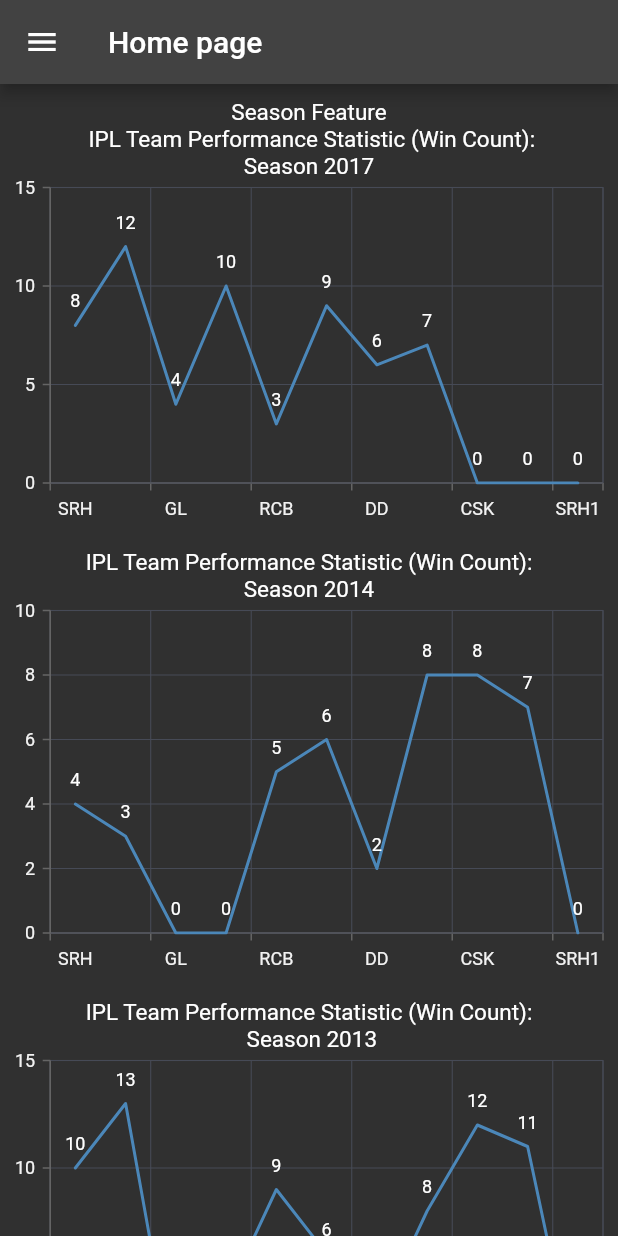
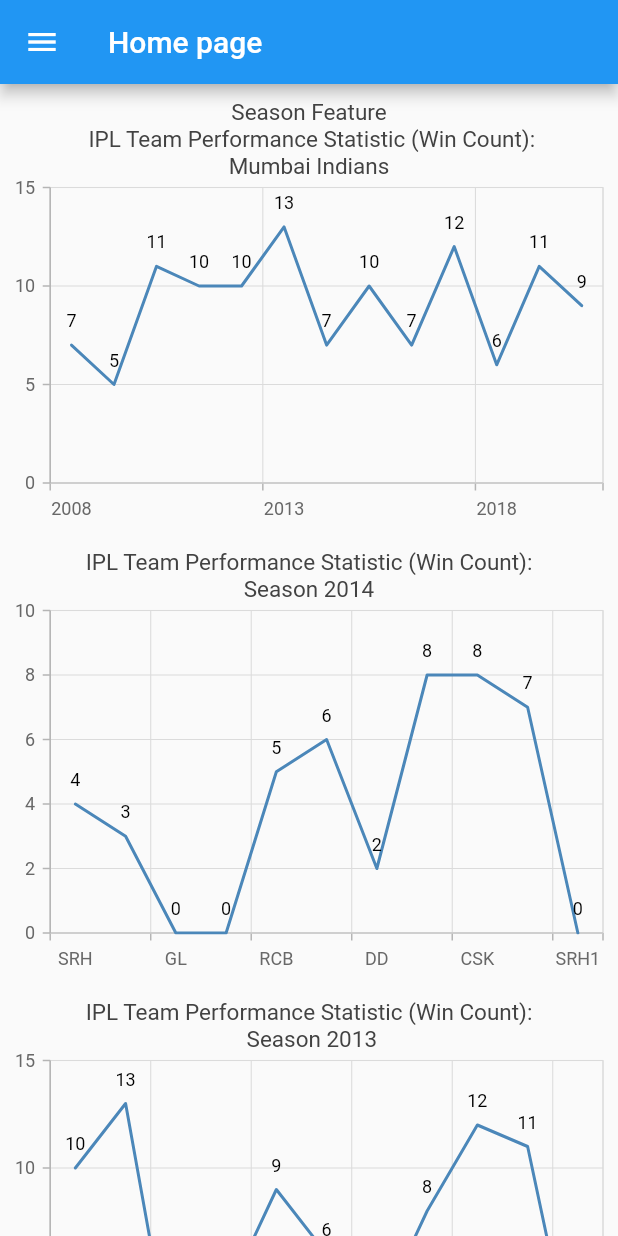
Before and after one commit to Raviipandey/CricMate, a Flutter app: the screen it shows after launch, on a phone screen of 412 x 824 dp. Run offline on Flutter 3.47's test engine with Material 2 defaults, Android fonts, the phone set to English and light mode, and no system bars; our stand-ins replace cloud_firestore, firebase_auth, firebase_core, flutter_slidable, syncfusion_flutter_charts; accounts and stored records are empty; Roboto replaces fonts that are missing (Raleway).

Commit message:
ipl team wise data

```diff
--- a/madlab/lib/homepage.dart
+++ b/madlab/lib/homepage.dart
@@ -70,7 +70,7 @@ class _HomeScreenState extends State<HomeScreen> {
                 // Chart title
                 title: ChartTitle(
                     text:
-                        'Season Feature \n IPL Team Performance Statistic (Win Count): \nSeason 2017'),
+                        'Season Feature \n IPL Team Performance Statistic (Win Count): \nMumbai Indians '),
                 // Enable legend
                 legend: Legend(isVisible: false),
                 // Enable tooltip
@@ -78,17 +78,19 @@ class _HomeScreenState extends State<HomeScreen> {
                 series: <ChartSeries<_Matches, String>>[
                   LineSeries<_Matches, String>(
                       dataSource: <_Matches>[
-                        _Matches('SRH', 8),
-                        _Matches('MI', 12),
-                        _Matches('GL', 4),
-                        _Matches('RPS', 10),
-                        _Matches('RCB', 3),
-                        _Matches('KKR', 9),
-                        _Matches('DD', 6),
-                        _Matches('KXIP', 7),
-                        _Matches('CSK', 0),
-                        _Matches('RR', 0),
-                        _Matches('SRH1', 0)
+                        _Matches('2008', 7),
+                        _Matches('2009', 5),
+                        _Matches('2010', 11),
+                        _Matches('2011', 10),
+                        _Matches('2012', 10),
+                        _Matches('2013', 13),
+                        _Matches('2014', 7),
+                        _Matches('2015', 10),
+                        _Matches('2016', 7),
+                        _Matches('2017', 12),
+                        _Matches('2018', 6),
+                        _Matches('2019', 11),
+                        _Matches('2020', 9),
                       ],
                       xValueMapper: (_Matches WinCount, _) => WinCount.team,
                       yValueMapper: (_Matches WinCount, _) => WinCount.WinCount,
--- a/madlab/lib/main.dart
+++ b/madlab/lib/main.dart
@@ -19,7 +19,7 @@ class MyApp extends StatelessWidget {
         key: UniqueKey(),
         theme: ThemeData(
           // Define the default Brightness and Colors
-          brightness: Brightness.dark,
+          brightness: Brightness.light,
           splashColor: Colors.black12,
           primaryColor: Colors.cyan[600],
           accentColor: Colors.cyan[600],
```
Also changed, not shown: madlab/pubspec.lock.
